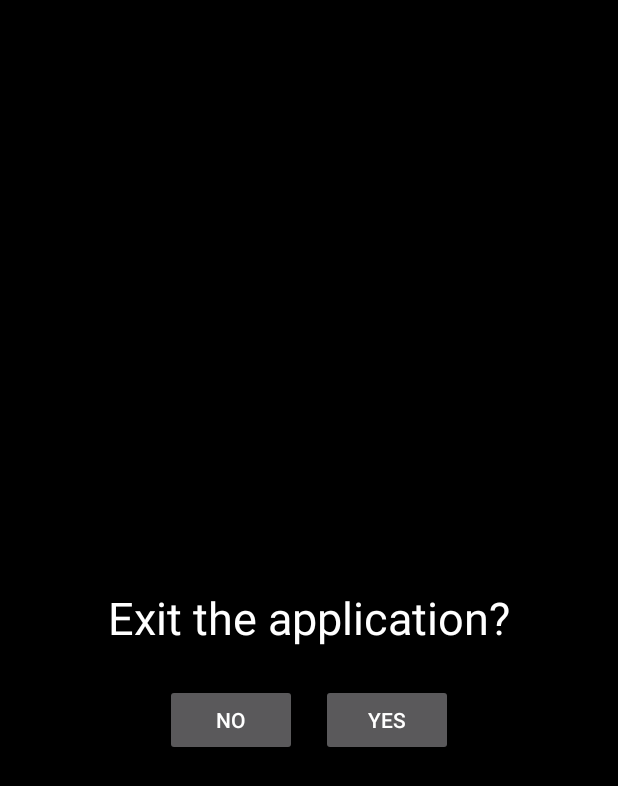
After one commit to mikealexx/TVsrael, an Android app: the ExitActivity screen opened directly, with no data from a screen before it, on a phone screen of 412 x 824 dp. The commit adds this screen. Shown: the top 786 px of the screen. Run offline under Robolectric (Android 15) with nearby library versions, the phone set to English and light mode, and no system bars.

Commit message:
add 'are you sure you want to exit app' screen

```diff
--- a/app/src/main/AndroidManifest.xml
+++ b/app/src/main/AndroidManifest.xml
@@ -20,7 +20,10 @@
 
         <activity android:name=".VideoPlayerActivity"
             android:exported="true">
+        </activity>
 
+        <activity android:name=".ExitActivity"
+            android:exported="true">
         </activity>
 
     </application>
--- /dev/null
+++ b/app/src/main/java/com/mikealexx/tvsrael/ExitActivity.java
@@ -0,0 +1,35 @@
+package com.mikealexx.tvsrael;
+
+import android.annotation.SuppressLint;
+import android.content.Intent;
+import android.os.Bundle;
+import android.view.View;
+import android.widget.Button;
+
+import androidx.appcompat.app.AppCompatActivity;
+
+public class ExitActivity extends AppCompatActivity {
+    @SuppressLint("MissingInflatedId")
+    @Override
+    protected void onCreate(Bundle savedInstanceState) {
+        super.onCreate(savedInstanceState);
+        setContentView(R.layout.activity_exit);
+
+        Button buttonNo = findViewById(R.id.button_no);
+        Button buttonYes = findViewById(R.id.button_yes);
+
+        buttonNo.setOnClickListener(new View.OnClickListener() {
+            @Override
+            public void onClick(View view) {
+                finish();
+            }
+        });
+
+        buttonYes.setOnClickListener(new View.OnClickListener() {
+            @Override
+            public void onClick(View view) {
+                finishAffinity();
+            }
+        });
+    }
+}
--- a/app/src/main/java/com/mikealexx/tvsrael/MainActivity.java
+++ b/app/src/main/java/com/mikealexx/tvsrael/MainActivity.java
@@ -3,6 +3,7 @@ package com.mikealexx.tvsrael;
 import android.annotation.SuppressLint;
 import android.content.Intent;
 import android.os.Bundle;
+import android.view.KeyEvent;
 import android.view.View;
 import android.widget.Button;
 import androidx.appcompat.app.AppCompatActivity;
@@ -184,10 +185,18 @@ public class MainActivity extends AppCompatActivity {
         });
     }
 
-    private void startVideoActivity(String videoUrl) {
-        Intent intent = new Intent(this, VideoPlayerActivity.class);
-        intent.putExtra("VIDEO_URL", videoUrl);
-        startActivity(intent);
+    @Override
+    public boolean onKeyDown(int keyCode, KeyEvent event) {
+        switch (keyCode) {
+            case KeyEvent.KEYCODE_ESCAPE:
+            case KeyEvent.KEYCODE_BACK:
+                Intent intent = new Intent(MainActivity.this, ExitActivity.class);
+                startActivity(intent);
+                return true;
+            // Add more cases for other buttons if needed
+            default:
+                return super.onKeyDown(keyCode, event);
+        }
     }
 
     @Override
--- /dev/null
+++ b/app/src/main/res/layout/activity_exit.xml
@@ -0,0 +1,44 @@
+<?xml version="1.0" encoding="utf-8"?>
+<RelativeLayout xmlns:android="http://schemas.android.com/apk/res/android"
+    android:layout_width="match_parent"
+    android:layout_height="match_parent"
+    android:padding="16dp"
+    android:background="@android:color/black">
+
+    <!-- Centered TextView for the exit prompt -->
+    <TextView
+        android:id="@+id/exit_prompt"
+        android:layout_width="wrap_content"
+        android:layout_height="wrap_content"
+        android:text="Exit the application?"
+        android:textSize="30sp"
+        android:textColor="@android:color/white"
+        android:layout_centerInParent="true"
+        android:layout_marginBottom="24dp"/>
+
+    <!-- LinearLayout to hold the buttons horizontally -->
+    <LinearLayout
+        android:id="@+id/button_layout"
+        android:layout_width="wrap_content"
+        android:layout_height="wrap_content"
+        android:orientation="horizontal"
+        android:layout_below="@id/exit_prompt"
+        android:layout_centerHorizontal="true">
+
+        <!-- No Button -->
+        <Button
+            android:id="@+id/button_no"
+            android:layout_width="wrap_content"
+            android:layout_height="wrap_content"
+            android:text="No"
+            android:layout_marginEnd="16dp"/>
+
+        <!-- Yes Button -->
+        <Button
+            android:id="@+id/button_yes"
+            android:layout_width="wrap_content"
+            android:layout_height="wrap_content"
+            android:text="Yes"/>
+
+    </LinearLayout>
+</RelativeLayout>
```
